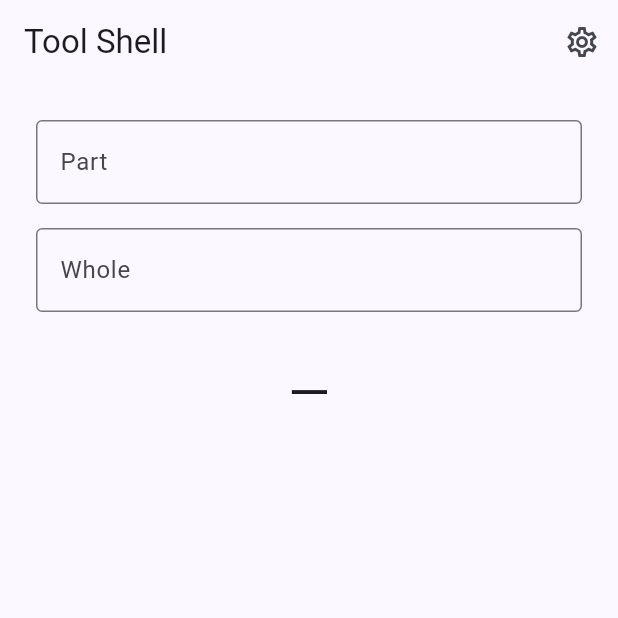
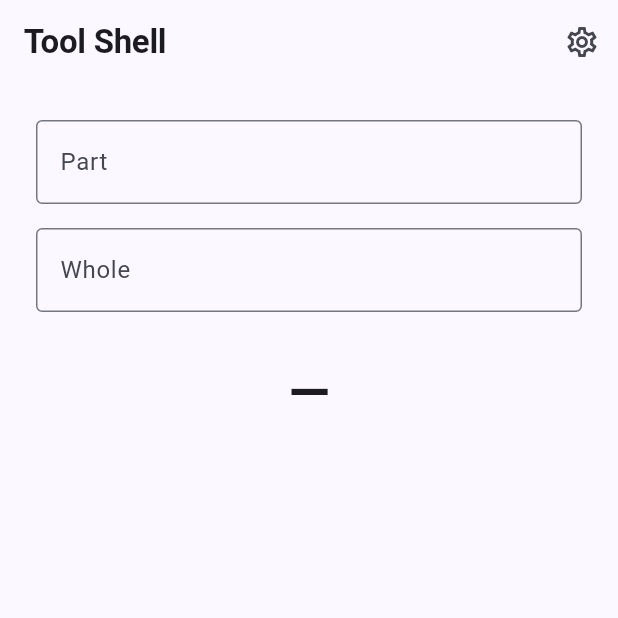
Before and after one commit to noobclaw/laura, a Flutter app: the screen it shows after launch, on a phone screen of 412 x 824 dp, the top half of it. Run offline on Flutter 3.47's test engine with Material 3 defaults, Android fonts, the phone set to English and light mode, and no system bars; our stand-ins replace audioplayers, camera, flutter_compass, flutter_local_notifications, flutter_timezone, geolocator and 6 more; missing offline and left inert: home_widget, record, whisper_flutter_new.

Commit message:
shell: ship a premium default theme (buildAppTheme) so new apps start at the G6b bar

```diff
--- /dev/null
+++ b/shell/lib/core/app_theme.dart
@@ -0,0 +1,47 @@
+import 'package:flutter/material.dart';
+
+import 'branding.dart';
+
+/// The shell's default premium theme, so every new app starts at the G6b visual
+/// bar instead of bare `ColorScheme.fromSeed` (PIPELINE.md「视觉设计标准」).
+/// Built from [Branding.seedColor] — set that per app and this carries the rest:
+/// flat filled cards with a generous radius, and tabular figures + weight on the
+/// number styles (a tool's numbers are its emotional payload). Works for both
+/// light and dark via [brightness]. Apps that want a stronger art direction
+/// (gradients, a fixed nocturnal palette) override or extend this.
+ThemeData buildAppTheme(Brightness brightness) {
+  final scheme = ColorScheme.fromSeed(
+    seedColor: Branding.seedColor,
+    brightness: brightness,
+  );
+  final theme = ThemeData(colorScheme: scheme, useMaterial3: true);
+
+  const tab = <FontFeature>[FontFeature.tabularFigures()];
+  return theme.copyWith(
+    cardTheme: CardThemeData(
+      elevation: 0,
+      color: scheme.surfaceContainerHigh,
+      clipBehavior: Clip.antiAlias,
+      shape: RoundedRectangleBorder(borderRadius: BorderRadius.circular(20)),
+    ),
+    appBarTheme: const AppBarTheme(
+      surfaceTintColor: Colors.transparent,
+      scrolledUnderElevation: 0,
+      elevation: 0,
+    ),
+    textTheme: theme.textTheme.copyWith(
+      displayLarge: theme.textTheme.displayLarge
+          ?.copyWith(fontFeatures: tab, fontWeight: FontWeight.w700, letterSpacing: -0.5),
+      displayMedium: theme.textTheme.displayMedium
+          ?.copyWith(fontFeatures: tab, fontWeight: FontWeight.w700, letterSpacing: -0.5),
+      displaySmall: theme.textTheme.displaySmall
+          ?.copyWith(fontFeatures: tab, fontWeight: FontWeight.w700),
+      headlineMedium: theme.textTheme.headlineMedium
+          ?.copyWith(fontFeatures: tab, fontWeight: FontWeight.w700),
+      headlineSmall: theme.textTheme.headlineSmall
+          ?.copyWith(fontFeatures: tab, fontWeight: FontWeight.w700),
+      titleLarge: theme.textTheme.titleLarge
+          ?.copyWith(fontWeight: FontWeight.w600, letterSpacing: -0.2),
+    ),
+  );
+}
--- a/shell/lib/main.dart
+++ b/shell/lib/main.dart
@@ -1,5 +1,6 @@
 import 'package:flutter/material.dart';
 import 'package:flutter_localizations/flutter_localizations.dart';
+import 'core/app_theme.dart';
 import 'core/branding.dart';
 import 'core/settings_page.dart';
 import 'tool/sample_tool.dart';
@@ -22,10 +23,10 @@ class ShellApp extends StatelessWidget {
       // language; our own strings do too via core/l10n.dart `tr()`.
       localizationsDelegates: GlobalMaterialLocalizations.delegates,
       supportedLocales: const [Locale('en'), Locale('zh'), Locale('ja')],
-      theme: ThemeData(colorScheme: ColorScheme.fromSeed(seedColor: Branding.seedColor)),
-      darkTheme: ThemeData(
-        colorScheme: ColorScheme.fromSeed(seedColor: Branding.seedColor, brightness: Brightness.dark),
-      ),
+      // Premium default theme (G6b bar) — see core/app_theme.dart. Every new app
+      // starts here instead of bare fromSeed; give it a real hero/empty states.
+      theme: buildAppTheme(Brightness.light),
+      darkTheme: buildAppTheme(Brightness.dark),
       home: const _HomeScaffold(),
     );
   }
```
Also changed, not shown: 1 other file.
